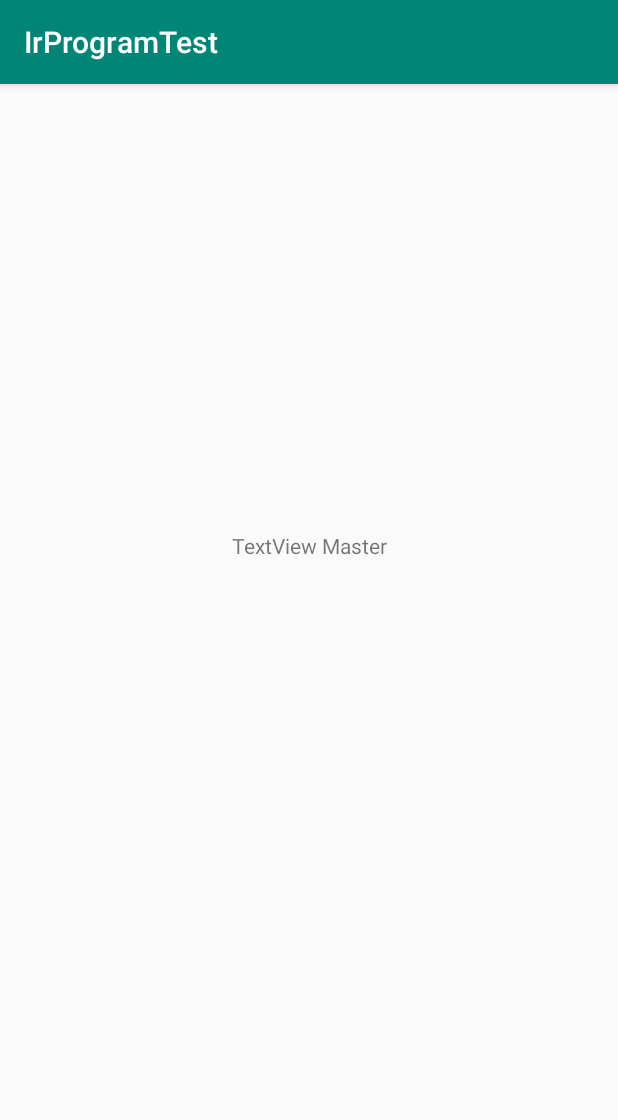
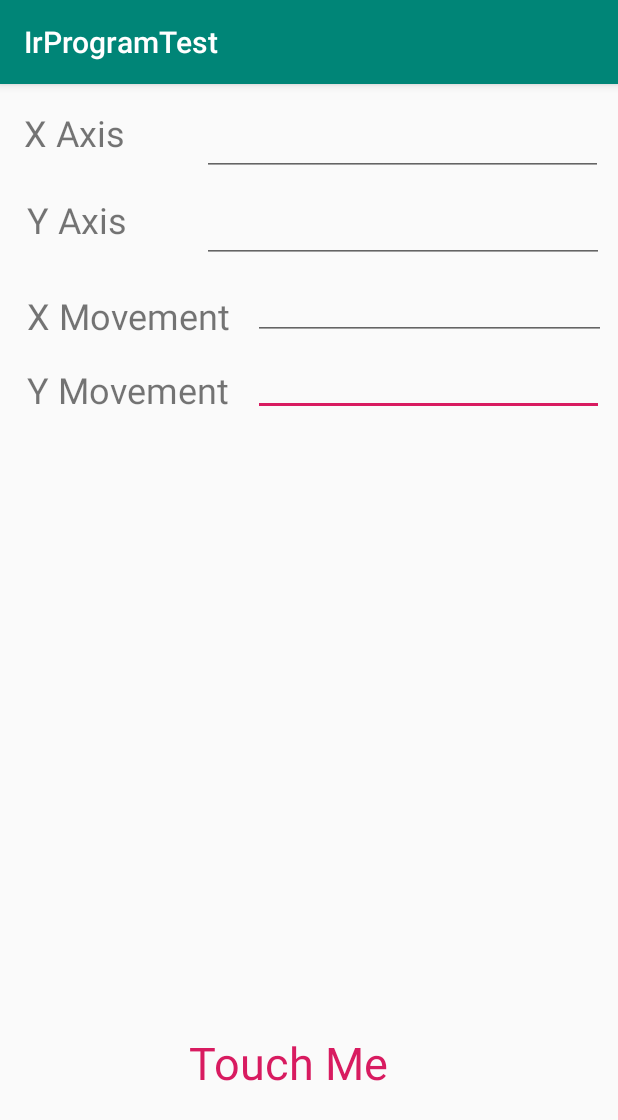
Before and after one commit to HTC77/android-irprogram.com-examples, an Android app: the screen it shows after launch (MainActivity), on a phone screen of 412 x 824 dp. Shown: the top 1120 px of the screen. Run offline under Robolectric (Android 15) with nearby library versions, the phone set to English and light mode, and no system bars.

Commit message:
init Touch

```diff
--- a/app/src/main/java/com/example/irprogramtest/MainActivity.java
+++ b/app/src/main/java/com/example/irprogramtest/MainActivity.java
@@ -1,16 +1,53 @@
 package com.example.irprogramtest;
 
-import android.content.Intent;
+import android.os.Bundle;
 import android.support.v7.app.AppCompatActivity;
-import android.os.Bundle;
-import android.view.View;
-import android.widget.Toast;
+import android.view.MotionEvent;
+import android.widget.EditText;
+import android.widget.TextView;
 
 public class MainActivity extends AppCompatActivity {
-
+    private EditText etX, etY, etXMov, etYMov;
+    private TextView tvTouch;
+    float xAxis = 0f;
+    float yAxis = 0f;
+    float lastXAxis = 0f;
+    float lastYAxis = 0f;
     @Override
     protected void onCreate(Bundle savedInstanceState) {
         super.onCreate(savedInstanceState);
         setContentView(R.layout.activity_main);
+        findViews();
+    }
+
+    private void findViews() {
+        tvTouch = findViewById(R.id.tvTouch);
+        etX =findViewById(R.id.etXAxis);
+        etY =findViewById(R.id.etYAxis);
+        etXMov =findViewById(R.id.etXMovement);
+        etYMov =findViewById(R.id.etYMovement);
+    }
+
+    @Override
+    public boolean onTouchEvent(MotionEvent ev) {
+        int action = ev.getAction();
+
+        switch (action){
+            case MotionEvent.ACTION_DOWN:
+                lastXAxis = ev.getX();
+                lastYAxis = ev.getY();
+                etX.setText(Float.toString(lastXAxis));
+                etY.setText(Float.toString(lastYAxis));
+                break;
+            case MotionEvent.ACTION_MOVE:
+                float tempX = ev.getX() - lastXAxis;
+                float tempY = ev.getY() - lastYAxis;
+                xAxis += tempX;
+                yAxis += tempY;
+                etXMov.setText(Float.toString(xAxis));
+                etYMov.setText(Float.toString(yAxis));
+                break;
+        }
+       return true;
     }
 }
--- a/app/src/main/res/layout/activity_main.xml
+++ b/app/src/main/res/layout/activity_main.xml
@@ -4,16 +4,133 @@
     xmlns:tools="http://schemas.android.com/tools"
     android:layout_width="match_parent"
     android:layout_height="match_parent"
-    android:onClick="nextBtnClicked"
     tools:context=".MainActivity">
 
+    <EditText
+        android:id="@+id/etYMovement"
+        android:layout_width="0dp"
+        android:layout_height="wrap_content"
+        android:layout_marginTop="5dp"
+        android:layout_marginEnd="9dp"
+        android:layout_marginRight="9dp"
+        android:ems="10"
+        android:inputType="textPersonName"
+        app:layout_constraintEnd_toEndOf="parent"
+        app:layout_constraintStart_toEndOf="@+id/textView5"
+        app:layout_constraintTop_toBottomOf="@+id/etXMovement" />
+
+    <EditText
+        android:id="@+id/etXMovement"
+        android:layout_width="0dp"
+        android:layout_height="wrap_content"
+        android:layout_marginTop="125dp"
+        android:layout_marginEnd="8dp"
+        android:layout_marginRight="8dp"
+        android:ems="10"
+        android:inputType="textPersonName"
+        app:layout_constraintEnd_toEndOf="parent"
+        app:layout_constraintStart_toEndOf="@+id/textView4"
+        app:layout_constraintTop_toTopOf="parent" />
+
+    <EditText
+        android:id="@+id/etYAxis"
+        android:layout_width="0dp"
+        android:layout_height="wrap_content"
+        android:layout_marginEnd="9dp"
+        android:layout_marginRight="9dp"
+        android:layout_marginBottom="6dp"
+        android:ems="10"
+        android:inputType="textPersonName"
+        app:layout_constraintBottom_toTopOf="@+id/etXMovement"
+        app:layout_constraintEnd_toEndOf="parent"
+        app:layout_constraintStart_toEndOf="@+id/textView2" />
+
     <TextView
-        android:id="@+id/textView"
+        android:id="@+id/textView5"
         android:layout_width="wrap_content"
         android:layout_height="wrap_content"
-        android:layout_marginTop="298dp"
-        android:text="TextView Master"
-        app:layout_constraintEnd_toEndOf="parent"
+        android:layout_marginStart="18dp"
+        android:layout_marginLeft="18dp"
+        android:layout_marginEnd="16dp"
+        android:layout_marginRight="16dp"
+        android:layout_marginBottom="1dp"
+        android:text="Y Movement"
+        android:textSize="24sp"
+        app:layout_constraintBottom_toBottomOf="@+id/etYMovement"
+        app:layout_constraintEnd_toStartOf="@+id/etYMovement"
+        app:layout_constraintStart_toStartOf="parent" />
+
+    <TextView
+        android:id="@+id/textView4"
+        android:layout_width="wrap_content"
+        android:layout_height="wrap_content"
+        android:layout_marginStart="18dp"
+        android:layout_marginLeft="18dp"
+        android:layout_marginEnd="15dp"
+        android:layout_marginRight="15dp"
+        android:text="X Movement"
+        android:textSize="24sp"
+        app:layout_constraintBottom_toBottomOf="@+id/etXMovement"
+        app:layout_constraintEnd_toStartOf="@+id/etXMovement"
+        app:layout_constraintStart_toStartOf="parent" />
+
+    <TextView
+        android:id="@+id/textView3"
+        android:layout_width="wrap_content"
+        android:layout_height="wrap_content"
+        android:layout_marginStart="16dp"
+        android:layout_marginLeft="16dp"
+        android:layout_marginTop="16dp"
+        android:layout_marginEnd="51dp"
+        android:layout_marginRight="51dp"
+        android:text="X Axis"
+        android:textSize="24sp"
+        app:layout_constraintEnd_toStartOf="@+id/etXAxis"
         app:layout_constraintStart_toStartOf="parent"
         app:layout_constraintTop_toTopOf="parent" />
+
+    <TextView
+        android:id="@+id/textView2"
+        android:layout_width="wrap_content"
+        android:layout_height="wrap_content"
+        android:layout_marginStart="18dp"
+        android:layout_marginLeft="18dp"
+        android:layout_marginTop="13dp"
+        android:layout_marginEnd="50dp"
+        android:layout_marginRight="50dp"
+        android:layout_marginBottom="13dp"
+        android:text="Y Axis"
+        android:textSize="24sp"
+        app:layout_constraintBottom_toBottomOf="@+id/etYAxis"
+        app:layout_constraintEnd_toStartOf="@+id/etYAxis"
+        app:layout_constraintStart_toStartOf="parent"
+        app:layout_constraintTop_toBottomOf="@+id/etXAxis" />
+
+    <EditText
+        android:id="@+id/etXAxis"
+        android:layout_width="0dp"
+        android:layout_height="wrap_content"
+        android:layout_marginTop="16dp"
+        android:layout_marginEnd="10dp"
+        android:layout_marginRight="10dp"
+        android:ems="10"
+        android:inputType="textPersonName"
+        app:layout_constraintEnd_toEndOf="parent"
+        app:layout_constraintStart_toEndOf="@+id/textView3"
+        app:layout_constraintTop_toTopOf="parent" />
+
+    <TextView
+        android:id="@+id/tvTouch"
+        android:layout_width="wrap_content"
+        android:layout_height="wrap_content"
+        android:layout_marginStart="126dp"
+        android:layout_marginLeft="126dp"
+        android:layout_marginBottom="95dp"
+        android:text="Touch Me"
+        android:textColor="@color/colorAccent"
+        android:textSize="30sp"
+        app:layout_constraintBottom_toBottomOf="parent"
+        app:layout_constraintStart_toStartOf="parent" />
+
+
 </android.support.constraint.ConstraintLayout>
```
